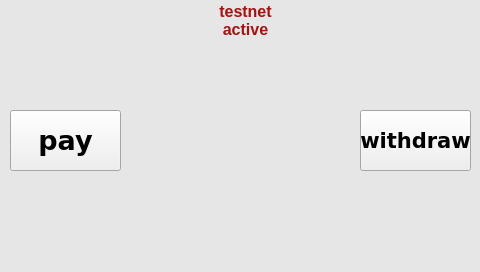
The window that xbterminal/gui/ui.ui (alexykot/xbterminal-firmware) describes before a commit, drawn with Qt 5.
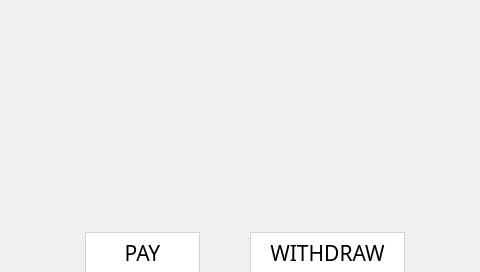
The same window after the commit. The open tabs and pages were chosen to show the change. Icons and pictures are not drawn.

Diff of the .ui file:
```diff
--- a/xbterminal/gui/ui.ui
+++ b/xbterminal/gui/ui.ui
@@ -10,69 +10,11 @@
     <height>272</height>
    </rect>
   </property>
-  <property name="palette">
-   <palette>
-    <active>
-     <colorrole role="Base">
-      <brush brushstyle="SolidPattern">
-       <color alpha="255">
-        <red>229</red>
-        <green>229</green>
-        <blue>229</blue>
-       </color>
-      </brush>
-     </colorrole>
-     <colorrole role="Window">
-      <brush brushstyle="SolidPattern">
-       <color alpha="255">
-        <red>230</red>
-        <green>230</green>
-        <blue>230</blue>
-       </color>
-      </brush>
-     </colorrole>
-    </active>
-    <inactive>
-     <colorrole role="Base">
-      <brush brushstyle="SolidPattern">
-       <color alpha="255">
-        <red>229</red>
-        <green>229</green>
-        <blue>229</blue>
-       </color>
-      </brush>
-     </colorrole>
-     <colorrole role="Window">
-      <brush brushstyle="SolidPattern">
-       <color alpha="255">
-        <red>230</red>
-        <green>230</green>
-        <blue>230</blue>
-       </color>
-      </brush>
-     </colorrole>
-    </inactive>
-    <disabled>
-     <colorrole role="Base">
-      <brush brushstyle="SolidPattern">
-       <color alpha="255">
-        <red>230</red>
-        <green>230</green>
-        <blue>230</blue>
-       </color>
-      </brush>
-     </colorrole>
-     <colorrole role="Window">
-      <brush brushstyle="SolidPattern">
-       <color alpha="255">
-        <red>230</red>
-        <green>230</green>
-        <blue>230</blue>
-       </color>
-      </brush>
-     </colorrole>
-    </disabled>
-   </palette>
+  <property name="font">
+   <font>
+    <family>Univers-Light-Normal</family>
+    <pointsize>12</pointsize>
+   </font>
   </property>
   <property name="cursor">
    <cursorShape>BlankCursor</cursorShape>
@@ -84,80 +26,11 @@
    <property name="geometry">
     <rect>
      <x>0</x>
-     <y>40</y>
+     <y>0</y>
      <width>480</width>
-     <height>231</height>
+     <height>272</height>
     </rect>
    </property>
-   <property name="palette">
-    <palette>
-     <active>
-      <colorrole role="WindowText">
-       <brush brushstyle="SolidPattern">
-        <color alpha="255">
-         <red>60</red>
-         <green>60</green>
-         <blue>60</blue>
-        </color>
-       </brush>
-      </colorrole>
-      <colorrole role="Base">
-       <brush brushstyle="SolidPattern">
-        <color alpha="255">
-         <red>255</red>
-         <green>255</green>
-         <blue>255</blue>
-        </color>
-       </brush>
-      </colorrole>
-     </active>
-     <inactive>
-      <colorrole role="WindowText">
-       <brush brushstyle="SolidPattern">
-        <color alpha="255">
-         <red>60</red>
-         <green>60</green>
-         <blue>60</blue>
-        </color>
-       </brush>
-      </colorrole>
-      <colorrole role="Base">
-       <brush brushstyle="SolidPattern">
-        <color alpha="255">
-         <red>255</red>
-         <green>255</green>
-         <blue>255</blue>
-        </color>
-       </brush>
-      </colorrole>
-     </inactive>
-     <disabled>
-      <colorrole role="WindowText">
-       <brush brushstyle="SolidPattern">
-        <color alpha="255">
-         <red>106</red>
-         <green>104</green>
-         <blue>100</blue>
-        </color>
-       </brush>
-      </colorrole>
-      <colorrole role="Base">
-       <brush brushstyle="SolidPattern">
-        <color alpha="255">
-         <red>230</red>
-         <green>230</green>
-         <blue>230</blue>
-        </color>
-       </brush>
-      </colorrole>
-     </disabled>
-    </palette>
-   </property>
-   <property name="font">
-    <font>
-     <family>DejaVu Sans</family>
-    </font>
-   </property>
    <property name="cursor">
     <cursorShape>BlankCursor</cursorShape>
    </property>
@@ -799,53 +672,63 @@
     <widget class="QPushButton" name="pay_btn">
      <property name="geometry">
       <rect>
-       <x>10</x>
-       <y>70</y>
-       <width>111</width>
-       <height>61</height>
+       <x>85</x>
+       <y>232</y>
+       <width>115</width>
+       <height>40</height>
       </rect>
      </property>
      <property name="font">
       <font>
-       <family>Arial</family>
-       <pointsize>20</pointsize>
-       <weight>75</weight>
-       <italic>false</italic>
-       <bold>true</bold>
+       <family>Univers-Light-Normal</family>
+       <pointsize>16</pointsize>
       </font>
      </property>
+     <property name="autoFillBackground">
+      <bool>false</bool>
+     </property>
+     <property name="styleSheet">
+      <string notr="true">background: #fff;
+border-width: 1px 1px 0;
+border-style: solid;
+border-color: #d4d4d4;</string>
+     </property>
      <property name="text">
-      <string>pay</string>
+      <string>PAY</string>
      </property>
     </widget>
     <widget class="QPushButton" name="withdraw_btn">
      <property name="geometry">
       <rect>
-       <x>360</x>
-       <y>70</y>
-       <width>111</width>
-       <height>61</height>
+       <x>250</x>
+       <y>232</y>
+       <width>155</width>
+       <height>40</height>
       </rect>
      </property>
      <property name="font">
       <font>
-       <family>Arial</family>
+       <family>Univers-Light-Normal</family>
        <pointsize>16</pointsize>
-       <weight>75</weight>
-       <bold>true</bold>
       </font>
      </property>
+     <property name="styleSheet">
+      <string notr="true">background: #fff;
+border-width: 1px 1px 0;
+border-style: solid;
+border-color: #d4d4d4;</string>
+     </property>
      <property name="text">
-      <string>withdraw</string>
+      <string>WITHDRAW</string>
      </property>
     </widget>
     <widget class="QLabel" name="bc_logo_image">
      <property name="geometry">
       <rect>
-       <x>140</x>
-       <y>10</y>
-       <width>200</width>
-       <height>200</height>
+       <x>190</x>
+       <y>80</y>
+       <width>100</width>
+       <height>100</height>
       </rect>
      </property>
      <property name="text">
@@ -2139,94 +2022,6 @@
     </widget>
    </widget>
   </widget>
-  <widget class="QLabel" name="logo">
-   <property name="geometry">
-    <rect>
-     <x>0</x>
-     <y>0</y>
-     <width>241</width>
-     <height>41</height>
-    </rect>
-   </property>
-   <property name="text">
-    <string/>
-   </property>
-   <property name="pixmap">
-    <pixmap>D:/Personal/Google Drive/Work/XBTerminal/designs/logo_device1.png</pixmap>
-   </property>
-  </widget>
-  <widget class="QLabel" name="merchant_name_lbl">
-   <property name="geometry">
-    <rect>
-     <x>240</x>
-     <y>0</y>
-     <width>231</width>
-     <height>41</height>
-    </rect>
-   </property>
-   <property name="font">
-    <font>
-     <family>Arial</family>
-     <pointsize>12</pointsize>
-     <italic>true</italic>
-    </font>
-   </property>
-   <property name="text">
-    <string/>
-   </property>
-   <property name="alignment">
-    <set>Qt::AlignRight|Qt::AlignTrailing|Qt::AlignVCenter</set>
-   </property>
-   <property name="wordWrap">
-    <bool>true</bool>
-   </property>
-   <property name="indent">
-    <number>3</number>
-   </property>
-  </widget>
-  <widget class="QLabel" name="testnet_notice">
-   <property name="geometry">
-    <rect>
-     <x>140</x>
-     <y>0</y>
-     <width>211</width>
-     <height>41</height>
-    </rect>
-   </property>
-   <property name="font">
-    <font>
-     <family>Arial</family>
-     <pointsize>12</pointsize>
-     <weight>75</weight>
-     <italic>false</italic>
-     <bold>true</bold>
-     <stylestrategy>PreferAntialias</stylestrategy>
-    </font>
-   </property>
-   <property name="styleSheet">
-    <string notr="true">color: #a61212;</string>
-   </property>
-   <property name="text">
-    <string>testnet
-active</string>
-   </property>
-   <property name="textFormat">
-    <enum>Qt::AutoText</enum>
-   </property>
-   <property name="alignment">
-    <set>Qt::AlignCenter</set>
-   </property>
-   <property name="wordWrap">
-    <bool>true</bool>
-   </property>
-   <property name="indent">
-    <number>3</number>
-   </property>
-  </widget>
-  <zorder>logo</zorder>
-  <zorder>merchant_name_lbl</zorder>
-  <zorder>testnet_notice</zorder>
-  <zorder>main_stackedWidget</zorder>
  </widget>
  <resources/>
  <connections/>
```
